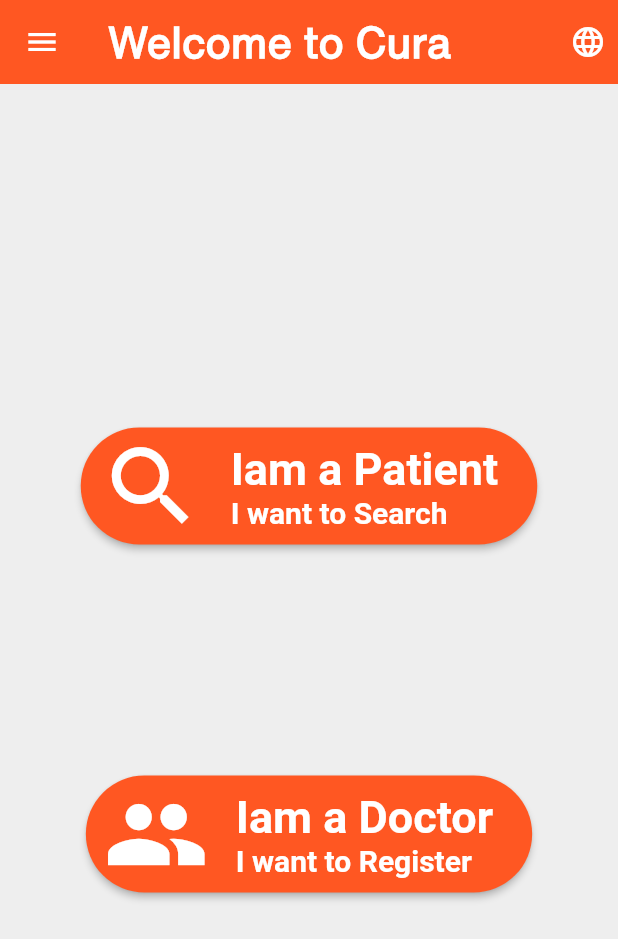
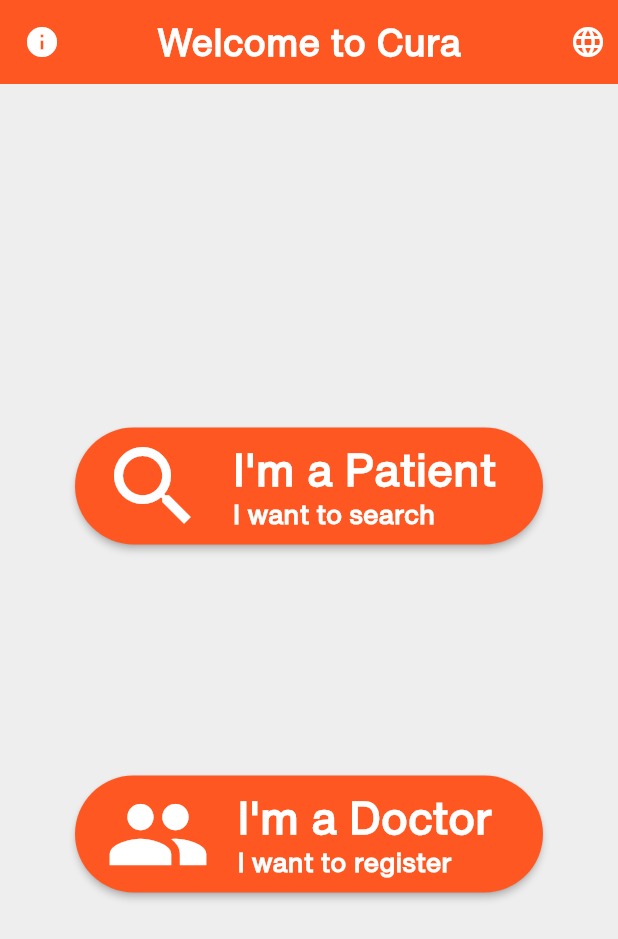
Before and after one commit to hhk-010/project_doctor, a Flutter app: the screen it shows after launch, on a phone screen of 412 x 824 dp. Shown: the top 939 px of the screen. Run offline on Flutter 3.47's test engine with Material 2 defaults, Android fonts, the phone set to English and light mode, and no system bars; our stand-ins replace cloud_firestore, firebase_auth, firebase_core, flutter_spinkit, geolocator, google_maps_flutter and 1 more; accounts and stored records are empty.

Commit message:
localization 1st batch

```diff
--- a/lib/main.dart
+++ b/lib/main.dart
@@ -1,5 +1,6 @@
 import 'package:flutter/material.dart';
 import 'package:project_doctor/authorization/email_verfication.dart';
+import 'package:project_doctor/pages/about_us.dart';
 import 'package:project_doctor/pages/patient_pages/patient03_get_location.dart';
 import 'package:project_doctor/pages/patient_pages/patient04_map.dart';
 import 'package:project_doctor/pages/patient_pages/patient06_result_map.dart';
@@ -98,6 +99,7 @@
         initialRoute: '/home',
         routes: {
           '/home': (context) => Home(),
+          '/about_us': (context) => AboutUS(),
           '/intermediate': (context) => Intermediate(),
           '/patient_complain': (context) => PatientComplain(),
           '/doctor_form': (context) => DoctorForm(),
@@ -107,7 +109,7 @@
           '/patient_result': (context) => PatientResult(),
           '/patmap': (context) => PatientMap(),
           '/doctorlocate': (context) => PatientResultMap(),
-          '/email_verfication': (context) => EmailVerification()
+          '/email_verfication': (context) => EmailVerification(),
         },
       );
     }
--- a/lib/pages/home.dart
+++ b/lib/pages/home.dart
@@ -18,15 +18,22 @@
 
   @override
   Widget build(BuildContext context) {
+    var lang = Localizations.localeOf(context).languageCode;
     return Scaffold(
-      drawer: _drawerList(),
       backgroundColor: Colors.grey[200],
       appBar: AppBar(
+        leading: IconButton(
+          icon: Icon(Icons.info),
+          tooltip: AppLocalizations.of(context).translate('about_us'),
+          onPressed: () {
+            Navigator.pushNamed(context, '/about_us');
+          },
+        ),
         title: FittedBox(
           fit: BoxFit.fitWidth,
           child: Text(
             AppLocalizations.of(context).translate('home_title'),
-            style: TextStyle(fontSize: 30, fontWeight: FontWeight.bold),
+            style: TextStyle(fontSize: 25, fontWeight: FontWeight.bold),
           ),
         ),
         centerTitle: true,
@@ -58,7 +65,7 @@
         ],
       ),
       body: Padding(
-        padding: const EdgeInsets.symmetric(horizontal: 20, vertical: 75),
+        padding: const EdgeInsets.symmetric(horizontal: 50, vertical: 75),
         child: Container(
           height: double.maxFinite,
           child: Center(
@@ -67,7 +74,9 @@
               crossAxisAlignment: CrossAxisAlignment.center,
               mainAxisSize: MainAxisSize.max,
               children: [
-                RaisedButton.icon(
+                Container(
+                  width: double.maxFinite,
+                  child: RaisedButton.icon(
                     onPressed: () =>
                         Navigator.pushNamed(context, '/patient_complain'),
                     icon: Icon(
@@ -80,15 +89,23 @@
                       child: RichText(
                         text: TextSpan(children: [
                           TextSpan(
-                            text: 'Iam a Patient\n',
+                              text: AppLocalizations.of(context)
+                                  .translate('home_patient_title'),
                               style: TextStyle(
+                                  fontFamily: lang == 'ar'
+                                      ? 'noto_arabic'
+                                      : 'Helvetica',
                                   fontSize: 30,
                                   fontWeight: FontWeight.bold,
                                   color: Colors.white)),
                           TextSpan(
-                            text: 'I want to Search',
+                              text: AppLocalizations.of(context)
+                                  .translate('home_patient_subtitle'),
                               style: TextStyle(
-                                fontSize: 20,
+                                  fontFamily: lang == 'ar'
+                                      ? 'noto_arabic'
+                                      : 'Helvetica',
+                                  fontSize: 18,
                                   fontWeight: FontWeight.bold,
                                   color: Colors.white)),
                         ]),
@@ -98,7 +115,10 @@
                         borderRadius: BorderRadius.circular(80.0)),
                     color: Colors.deepOrange,
                   ),
-                RaisedButton.icon(
+                ),
+                Container(
+                  width: double.maxFinite,
+                  child: RaisedButton.icon(
                     onPressed: () =>
                         Navigator.pushNamed(context, '/intermediate'),
                     icon: Icon(
@@ -111,15 +131,23 @@
                       child: RichText(
                         text: TextSpan(children: [
                           TextSpan(
-                            text: 'Iam a Doctor\n',
+                              text: AppLocalizations.of(context)
+                                  .translate('home_doctor_title'),
                               style: TextStyle(
                                   fontSize: 30,
+                                  fontFamily: lang == 'ar'
+                                      ? 'noto_arabic'
+                                      : 'Helvetica',
                                   fontWeight: FontWeight.bold,
                                   color: Colors.white)),
                           TextSpan(
-                            text: 'I want to Register',
+                              text: AppLocalizations.of(context)
+                                  .translate('home_doctor_subtitle'),
                               style: TextStyle(
-                                fontSize: 20,
+                                  fontFamily: lang == 'ar'
+                                      ? 'noto_arabic'
+                                      : 'Helvetica',
+                                  fontSize: 18,
                                   fontWeight: FontWeight.bold,
                                   color: Colors.white)),
                         ]),
@@ -129,6 +157,7 @@
                         borderRadius: BorderRadius.circular(80.0)),
                     color: Colors.deepOrange,
                   ),
+                ),
               ],
             ),
           ),
@@ -136,41 +165,4 @@
       ),
     );
   }
-
-  Container _drawerList() {
-    TextStyle _textStyle = TextStyle(
-      fontSize: 24,
-      color: Colors.white,
-    );
-    return Container(
-      width: MediaQuery.of(context).size.width / 1.5,
-      color: Theme.of(context).primaryColor,
-      child: ListView(
-        padding: EdgeInsets.zero,
-        children: [
-          DrawerHeader(
-            child: Container(
-              height: 100,
-              child: CircleAvatar(),
-            ),
-          ),
-          ListTile(
-            leading: Icon(
-              Icons.info,
-              color: Colors.white,
-              size: 30,
-            ),
-            title: Text(
-              AppLocalizations.of(context).translate('about_us'),
-              style: _textStyle,
-            ),
-            onTap: () {
-              Navigator.pop(context);
-              // Navigator.pushNamed(context, routeName),
-            },
-          ),
-        ],
-      ),
-    );
 }
-}
```
Also changed, not shown: lang/ar.json (+31 -20 lines), lang/en.json (+28 -13 lines), lib/authorization/02_sign_in.dart (+42 -22 lines), lib/pages/about_us.dart (added, +25 -0 lines). Lines whose indentation alone changed are shown as unchanged.
